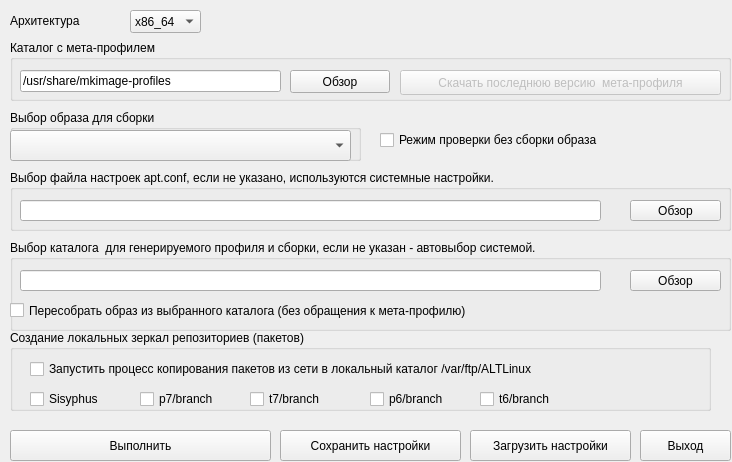
First picture: the form in mp-gui/mainwindow.ui, repository 150balbes/mp-gui, before the edit.
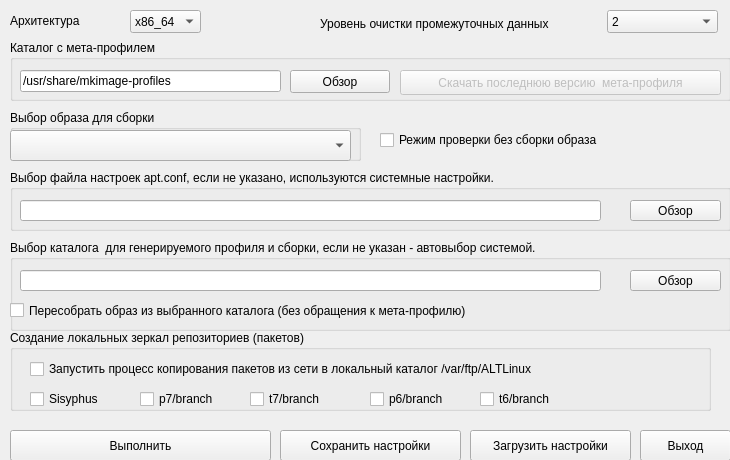
Second picture: the form after the edit.

The edit to the form file:
```diff
--- a/mp-gui/mainwindow.ui
+++ b/mp-gui/mainwindow.ui
@@ -6,8 +6,8 @@
    <rect>
     <x>0</x>
     <y>0</y>
-    <width>732</width>
-    <height>462</height>
+    <width>730</width>
+    <height>460</height>
    </rect>
   </property>
   <property name="windowTitle">
@@ -378,6 +378,49 @@
      </property>
     </widget>
    </widget>
+   <widget class="QComboBox" name="cb_Clean">
+    <property name="geometry">
+     <rect>
+      <x>607</x>
+      <y>10</y>
+      <width>111</width>
+      <height>23</height>
+     </rect>
+    </property>
+    <item>
+     <property name="text">
+      <string>2</string>
+     </property>
+    </item>
+    <item>
+     <property name="text">
+      <string>1</string>
+     </property>
+    </item>
+    <item>
+     <property name="text">
+      <string>0</string>
+     </property>
+    </item>
+    <item>
+     <property name="text">
+      <string/>
+     </property>
+    </item>
+   </widget>
+   <widget class="QLabel" name="label">
+    <property name="geometry">
+     <rect>
+      <x>320</x>
+      <y>14</y>
+      <width>281</width>
+      <height>20</height>
+     </rect>
+    </property>
+    <property name="text">
+     <string>Уровень очистки промежуточных данных</string>
+    </property>
+   </widget>
   </widget>
  </widget>
  <layoutdefault spacing="6" margin="11"/>
```
